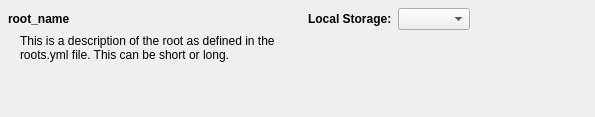
Old version of the form resources/storage_map_widget.ui in the repository shotgunsoftware/tk-framework-adminui.
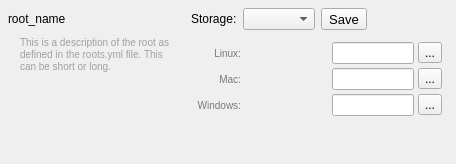
New version of the form. Icons and pictures are not drawn.

The edit to the form file:
```diff
--- a/resources/storage_map_widget.ui
+++ b/resources/storage_map_widget.ui
@@ -6,62 +6,28 @@
    <rect>
     <x>0</x>
     <y>0</y>
-    <width>595</width>
-    <height>117</height>
+    <width>456</width>
+    <height>164</height>
    </rect>
   </property>
   <property name="windowTitle">
    <string>Form</string>
   </property>
-  <layout class="QGridLayout" name="gridLayout" rowstretch="1,10" columnstretch="1,1">
+  <property name="autoFillBackground">
+   <bool>true</bool>
+  </property>
+  <layout class="QGridLayout" name="gridLayout_2" rowstretch="1,0,0,0" columnstretch="2,3">
    <property name="horizontalSpacing">
-    <number>20</number>
+    <number>12</number>
    </property>
    <property name="verticalSpacing">
-    <number>4</number>
+    <number>6</number>
    </property>
    <property name="margin">
     <number>8</number>
    </property>
-   <item row="0" column="0">
-    <widget class="QLabel" name="root_name">
-     <property name="text">
-      <string>&lt;b&gt;root_name&lt;/b&gt;</string>
-     </property>
-    </widget>
-   </item>
-   <item row="0" column="1">
-    <layout class="QHBoxLayout" name="storage_layout" stretch="1,10,100">
-     <property name="spacing">
-      <number>6</number>
-     </property>
-     <item>
-      <widget class="QLabel" name="storage_lbl">
-       <property name="text">
-        <string>&lt;b&gt;Local Storage:&lt;/b&gt;</string>
-       </property>
-      </widget>
-     </item>
-     <item>
-      <widget class="QComboBox" name="storage_select_combo"/>
-     </item>
-     <item>
-      <spacer name="horizontalSpacer_2">
-       <property name="orientation">
-        <enum>Qt::Horizontal</enum>
-       </property>
-       <property name="sizeHint" stdset="0">
-        <size>
-         <width>40</width>
-         <height>20</height>
-        </size>
-       </property>
-      </spacer>
-     </item>
-    </layout>
-   </item>
    <item row="1" column="0">
-    <layout class="QHBoxLayout" name="root_description_layout" stretch="1,10">
+    <layout class="QHBoxLayout" name="root_desc_layout" stretch="1,10">
      <property name="spacing">
       <number>0</number>
      </property>
@@ -83,6 +49,10 @@
      </item>
      <item>
       <widget class="QLabel" name="root_description">
+       <property name="styleSheet">
+        <string notr="true">font-size: 10px;
+color: rgb(160, 160, 160);</string>
+       </property>
        <property name="text">
         <string>This is a description of the root as defined in the roots.yml file. This can be short or long.</string>
        </property>
@@ -96,18 +66,285 @@
      </item>
     </layout>
    </item>
+   <item row="2" column="0" colspan="2">
+    <widget class="QLabel" name="storage_info">
+     <property name="styleSheet">
+      <string notr="true">font-size: 10px;
+color: rgb(252, 98, 70);</string>
+     </property>
+     <property name="text">
+      <string/>
+     </property>
+     <property name="alignment">
+      <set>Qt::AlignRight|Qt::AlignTrailing|Qt::AlignVCenter</set>
+     </property>
+     <property name="wordWrap">
+      <bool>true</bool>
+     </property>
+    </widget>
+   </item>
+   <item row="0" column="1">
+    <layout class="QHBoxLayout" name="storage_layout" stretch="1,1,1,100">
+     <property name="spacing">
+      <number>6</number>
+     </property>
+     <item>
+      <widget class="QLabel" name="storage_lbl">
+       <property name="text">
+        <string>Storage:</string>
+       </property>
+      </widget>
+     </item>
+     <item>
+      <widget class="QComboBox" name="storage_select_combo">
+       <property name="focusPolicy">
+        <enum>Qt::NoFocus</enum>
+       </property>
+       <property name="autoFillBackground">
+        <bool>true</bool>
+       </property>
+       <property name="sizeAdjustPolicy">
+        <enum>QComboBox::AdjustToContents</enum>
+       </property>
+      </widget>
+     </item>
+     <item>
+      <widget class="QToolButton" name="save_storage_btn">
+       <property name="font">
+        <font>
+         <pointsize>10</pointsize>
+        </font>
+       </property>
+       <property name="focusPolicy">
+        <enum>Qt::NoFocus</enum>
+       </property>
+       <property name="text">
+        <string>Save</string>
+       </property>
+       <property name="toolButtonStyle">
+        <enum>Qt::ToolButtonTextOnly</enum>
+       </property>
+      </widget>
+     </item>
+     <item>
+      <spacer name="horizontalSpacer_2">
+       <property name="orientation">
+        <enum>Qt::Horizontal</enum>
+       </property>
+       <property name="sizeHint" stdset="0">
+        <size>
+         <width>40</width>
+         <height>20</height>
+        </size>
+       </property>
+      </spacer>
+     </item>
+    </layout>
+   </item>
    <item row="1" column="1">
-    <spacer name="verticalSpacer">
-     <property name="orientation">
-      <enum>Qt::Vertical</enum>
+    <layout class="QHBoxLayout" name="paths_layout">
+     <property name="spacing">
+      <number>0</number>
      </property>
-     <property name="sizeHint" stdset="0">
-      <size>
-       <width>48</width>
-       <height>68</height>
-      </size>
+     <item>
+      <widget class="QFrame" name="path_frame">
+       <layout class="QGridLayout" name="gridLayout_3">
+        <property name="margin">
+         <number>6</number>
+        </property>
+        <property name="spacing">
+         <number>4</number>
+        </property>
+        <item row="2" column="2">
+         <widget class="QToolButton" name="windows_path_browse">
+          <property name="focusPolicy">
+           <enum>Qt::NoFocus</enum>
+          </property>
+          <property name="text">
+           <string>...</string>
+          </property>
+          <property name="icon">
+           <iconset resource="resources.qrc">
+            <normaloff>:/tk-framework-adminui/setup_project/file_browse.png</normaloff>:/tk-framework-adminui/setup_project/file_browse.png</iconset>
+          </property>
+         </widget>
+        </item>
+        <item row="2" column="0">
+         <widget class="QLabel" name="windows_path_lbl">
+          <property name="styleSheet">
+           <string notr="true">font-size: 10px;
+color: rgb(120, 120, 120);</string>
+          </property>
+          <property name="text">
+           <string>Windows:</string>
+          </property>
+          <property name="alignment">
+           <set>Qt::AlignRight|Qt::AlignTrailing|Qt::AlignVCenter</set>
+          </property>
+         </widget>
+        </item>
+        <item row="2" column="1">
+         <layout class="QHBoxLayout" name="windows_path_layout" stretch="1,1">
+          <property name="spacing">
+           <number>4</number>
+          </property>
+          <item>
+           <widget class="QLabel" name="windows_path">
+            <property name="styleSheet">
+             <string notr="true">font-size: 10px;
+font: italic 10pt &quot;Courier&quot;;
+color: rgb(160, 160, 160);</string>
+            </property>
+            <property name="text">
+             <string/>
+            </property>
+            <property name="textInteractionFlags">
+             <set>Qt::TextSelectableByMouse</set>
+            </property>
+           </widget>
+          </item>
+          <item>
+           <widget class="QLineEdit" name="windows_path_edit"/>
+          </item>
+         </layout>
+        </item>
+        <item row="0" column="1">
+         <layout class="QHBoxLayout" name="linux_path_layout" stretch="1,1">
+          <property name="spacing">
+           <number>4</number>
+          </property>
+          <item>
+           <widget class="QLabel" name="linux_path">
+            <property name="styleSheet">
+             <string notr="true">font-size: 10px;
+font: italic 10pt &quot;Courier&quot;;
+color: rgb(160, 160, 160);</string>
+            </property>
+            <property name="text">
+             <string/>
+            </property>
+            <property name="textInteractionFlags">
+             <set>Qt::TextSelectableByMouse</set>
+            </property>
+           </widget>
+          </item>
+          <item>
+           <widget class="QLineEdit" name="linux_path_edit"/>
+          </item>
+         </layout>
+        </item>
+        <item row="1" column="2">
+         <widget class="QToolButton" name="mac_path_browse">
+          <property name="focusPolicy">
+           <enum>Qt::NoFocus</enum>
+          </property>
+          <property name="text">
+           <string>...</string>
+          </property>
+          <property name="icon">
+           <iconset resource="resources.qrc">
+            <normaloff>:/tk-framework-adminui/setup_project/file_browse.png</normaloff>:/tk-framework-adminui/setup_project/file_browse.png</iconset>
+          </property>
+         </widget>
+        </item>
+        <item row="0" column="0">
+         <widget class="QLabel" name="linux_path_lbl">
+          <property name="styleSheet">
+           <string notr="true">font-size: 10px;
+color: rgb(120, 120, 120);</string>
+          </property>
+          <property name="text">
+           <string>Linux:</string>
+          </property>
+          <property name="alignment">
+           <set>Qt::AlignRight|Qt::AlignTrailing|Qt::AlignVCenter</set>
+          </property>
+         </widget>
+        </item>
+        <item row="0" column="2">
+         <widget class="QToolButton" name="linux_path_browse">
+          <property name="focusPolicy">
+           <enum>Qt::NoFocus</enum>
+          </property>
+          <property name="text">
+           <string>...</string>
+          </property>
+          <property name="icon">
+           <iconset resource="resources.qrc">
+            <normaloff>:/tk-framework-adminui/setup_project/file_browse.png</normaloff>:/tk-framework-adminui/setup_project/file_browse.png</iconset>
+          </property>
+         </widget>
+        </item>
+        <item row="1" column="1">
+         <layout class="QHBoxLayout" name="mac_path_layout" stretch="1,1">
+          <property name="spacing">
+           <number>4</number>
+          </property>
+          <item>
+           <widget class="QLabel" name="mac_path">
+            <property name="styleSheet">
+             <string notr="true">font-size: 10px;
+font: italic 10pt &quot;Courier&quot;;
+color: rgb(160, 160, 160);</string>
+            </property>
+            <property name="text">
+             <string/>
+            </property>
+            <property name="textInteractionFlags">
+             <set>Qt::TextSelectableByMouse</set>
+            </property>
+           </widget>
+          </item>
+          <item>
+           <widget class="QLineEdit" name="mac_path_edit"/>
+          </item>
+         </layout>
+        </item>
+        <item row="1" column="0">
+         <widget class="QLabel" name="mac_path_lbl">
+          <property name="styleSheet">
+           <string notr="true">font-size: 10px;
+color: rgb(120, 120, 120);</string>
+          </property>
+          <property name="text">
+           <string>Mac:</string>
+          </property>
+          <property name="alignment">
+           <set>Qt::AlignRight|Qt::AlignTrailing|Qt::AlignVCenter</set>
+          </property>
+         </widget>
+        </item>
+       </layout>
+      </widget>
+     </item>
+    </layout>
+   </item>
+   <item row="0" column="0">
+    <layout class="QHBoxLayout" name="root_name_layout" stretch="1,10">
+     <property name="spacing">
+      <number>4</number>
      </property>
-    </spacer>
+     <item>
+      <widget class="QLabel" name="root_name">
+       <property name="text">
+        <string>root_name</string>
+       </property>
+      </widget>
+     </item>
+     <item>
+      <spacer name="horizontalSpacer_4">
+       <property name="orientation">
+        <enum>Qt::Horizontal</enum>
+       </property>
+       <property name="sizeHint" stdset="0">
+        <size>
+         <width>40</width>
+         <height>4</height>
+        </size>
+       </property>
+      </spacer>
+     </item>
+    </layout>
    </item>
   </layout>
  </widget>
```
Left out of the diff: 4 changed lines with no effect on the pictures.
